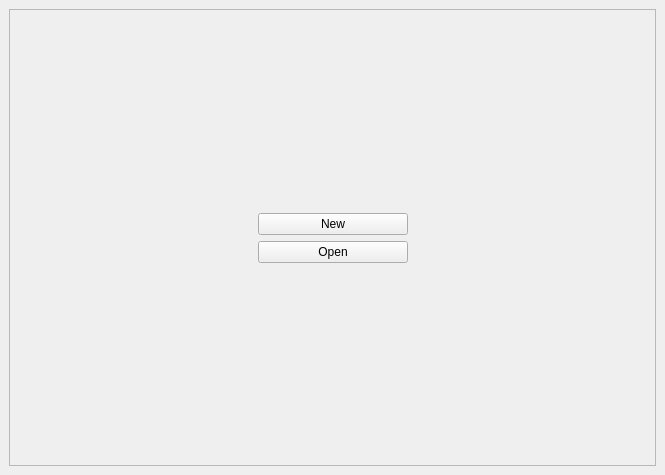
Above: UI/mainWin.ui from blackpill0w/Diary before the change. Below: the same form after it.
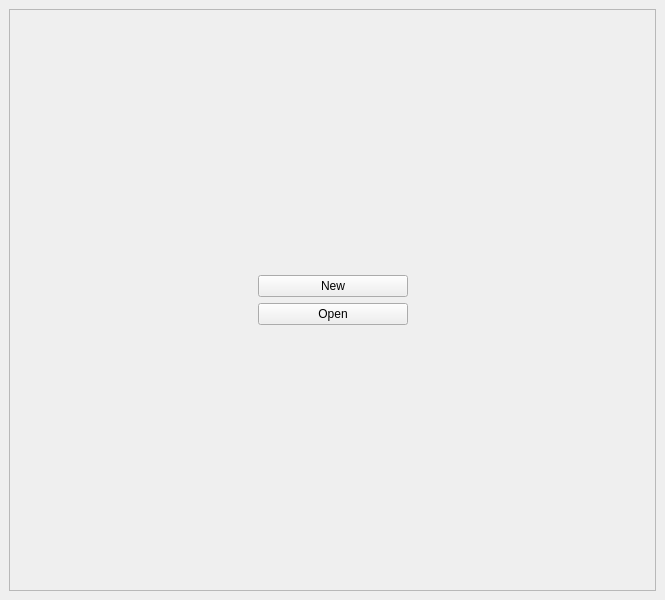
That is the form after the change.

```diff
--- a/UI/mainWin.ui
+++ b/UI/mainWin.ui
@@ -7,7 +7,7 @@
     <x>0</x>
     <y>0</y>
     <width>665</width>
-    <height>475</height>
+    <height>600</height>
    </rect>
   </property>
   <property name="windowTitle">
```
Left out of the diff: 2 changed lines with no effect on the pictures.
